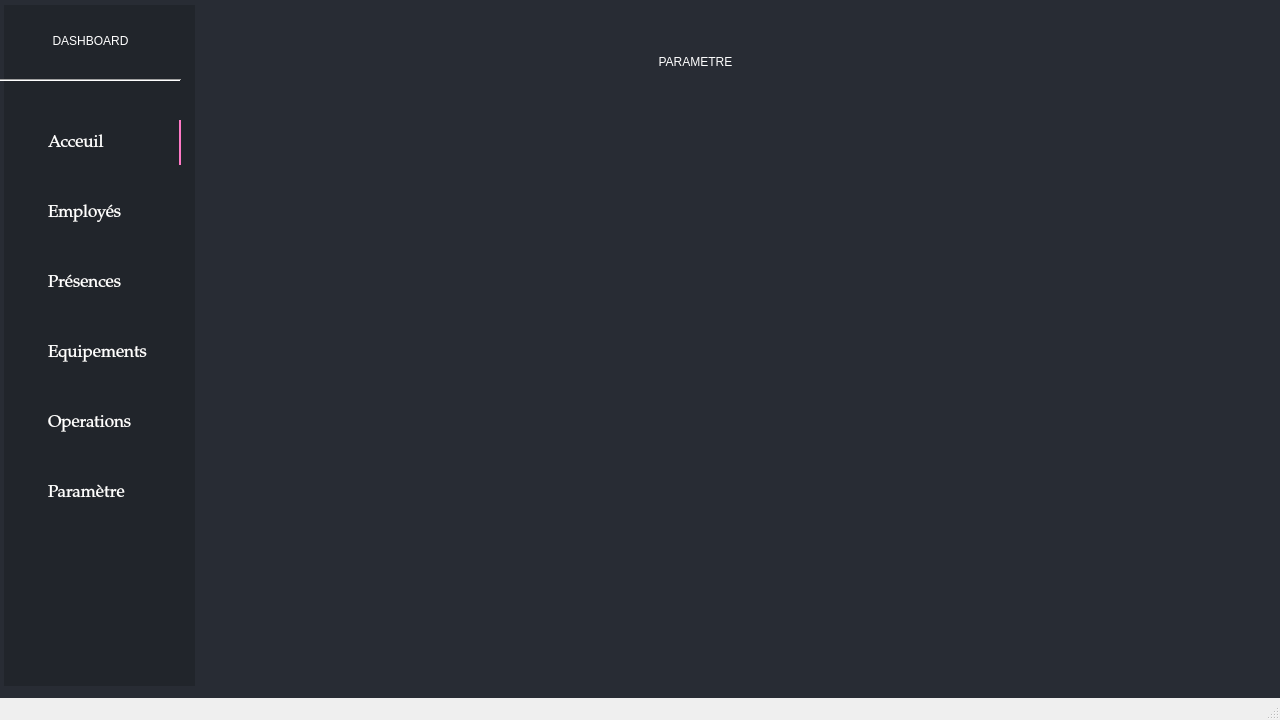
First picture: the form in design/main.ui, repository Sminth/gest_stock_py, before the edit.
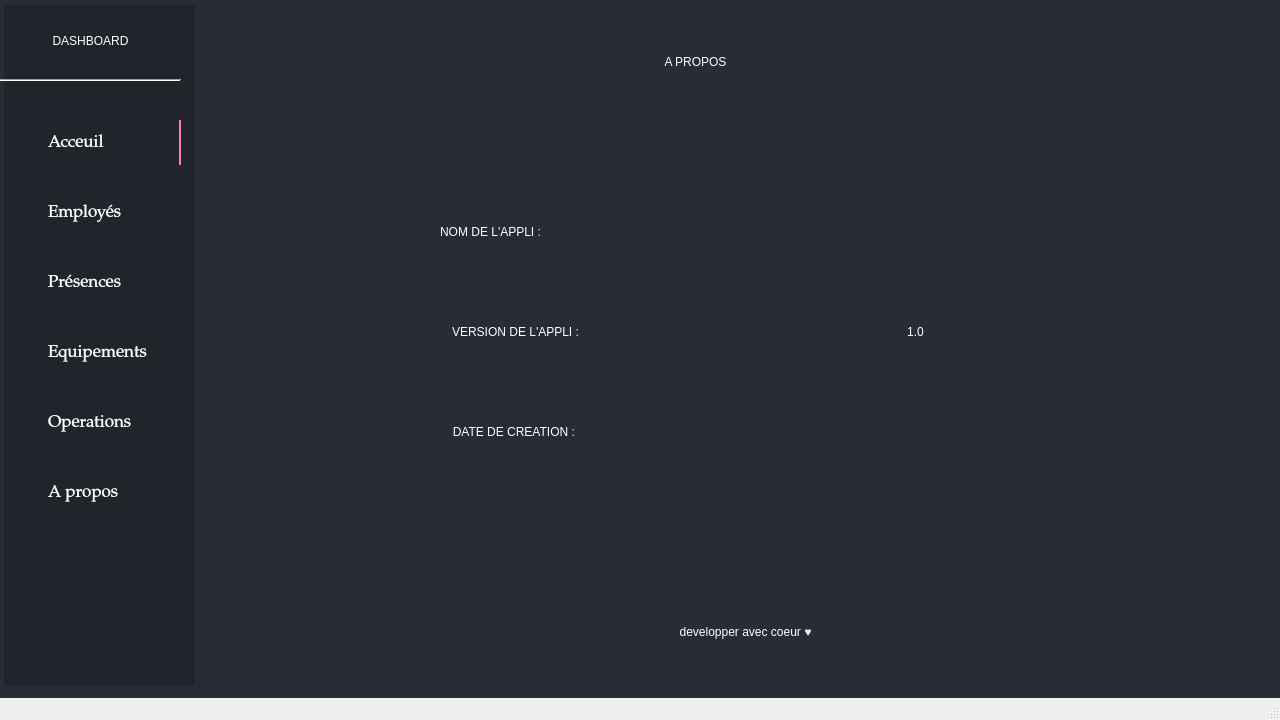
Second picture: the form after the edit. The open tabs and pages were chosen to show the change. Icons and pictures are not drawn.

What changed in the file:
```diff
--- a/design/main.ui
+++ b/design/main.ui
@@ -363,7 +363,7 @@
      <string notr="true">background-image: url(:/icons/images/icons/icon_settings.png);</string>
     </property>
     <property name="text">
-     <string>Paramètre</string>
+     <string>A propos</string>
     </property>
    </widget>
    <widget class="Line" name="line">
@@ -1816,7 +1816,112 @@
 font: 75 16pt &quot;Palatino Linotype&quot;;</string>
       </property>
       <property name="text">
-       <string>PARAMETRE</string>
+       <string>A PROPOS</string>
+      </property>
+      <property name="alignment">
+       <set>Qt::AlignCenter</set>
+      </property>
+     </widget>
+     <widget class="QLabel" name="label_44">
+      <property name="geometry">
+       <rect>
+        <x>120</x>
+        <y>210</y>
+        <width>361</width>
+        <height>41</height>
+       </rect>
+      </property>
+      <property name="styleSheet">
+       <string notr="true">color: rgb(255, 255, 255);
+
+font: 75 16pt &quot;Palatino Linotype&quot;;</string>
+      </property>
+      <property name="text">
+       <string>NOM DE L'APPLI :</string>
+      </property>
+      <property name="alignment">
+       <set>Qt::AlignCenter</set>
+      </property>
+     </widget>
+     <widget class="QLabel" name="label_45">
+      <property name="geometry">
+       <rect>
+        <x>160</x>
+        <y>310</y>
+        <width>331</width>
+        <height>41</height>
+       </rect>
+      </property>
+      <property name="styleSheet">
+       <string notr="true">color: rgb(255, 255, 255);
+
+font: 75 16pt &quot;Palatino Linotype&quot;;</string>
+      </property>
+      <property name="text">
+       <string>VERSION DE L'APPLI :</string>
+      </property>
+      <property name="alignment">
+       <set>Qt::AlignCenter</set>
+      </property>
+     </widget>
+     <widget class="QLabel" name="label_46">
+      <property name="geometry">
+       <rect>
+        <x>160</x>
+        <y>410</y>
+        <width>331</width>
+        <height>41</height>
+       </rect>
+      </property>
+      <property name="styleSheet">
+       <string notr="true">color: rgb(255, 255, 255);
+
+font: 75 16pt &quot;Palatino Linotype&quot;;</string>
+      </property>
+      <property name="text">
+       <string>DATE DE CREATION : </string>
+      </property>
+      <property name="alignment">
+       <set>Qt::AlignCenter</set>
+      </property>
+     </widget>
+     <widget class="QLabel" name="label_47">
+      <property name="geometry">
+       <rect>
+        <x>560</x>
+        <y>310</y>
+        <width>331</width>
+        <height>41</height>
+       </rect>
+      </property>
+      <property name="styleSheet">
+       <string notr="true">color: rgb(255, 255, 255);
+
+font: 75 16pt &quot;Palatino Linotype&quot;;</string>
+      </property>
+      <property name="text">
+       <string>1.0</string>
+      </property>
+      <property name="alignment">
+       <set>Qt::AlignCenter</set>
+      </property>
+     </widget>
+     <widget class="QLabel" name="label_48">
+      <property name="geometry">
+       <rect>
+        <x>390</x>
+        <y>610</y>
+        <width>331</width>
+        <height>41</height>
+       </rect>
+      </property>
+      <property name="styleSheet">
+       <string notr="true">color: rgb(255, 255, 255);
+
+font: 75 16pt &quot;Palatino Linotype&quot;;</string>
+      </property>
+      <property name="text">
+       <string>developper avec coeur ♥</string>
       </property>
       <property name="alignment">
        <set>Qt::AlignCenter</set>
```
Left out of the diff: 200 changed lines with no effect on the pictures.
